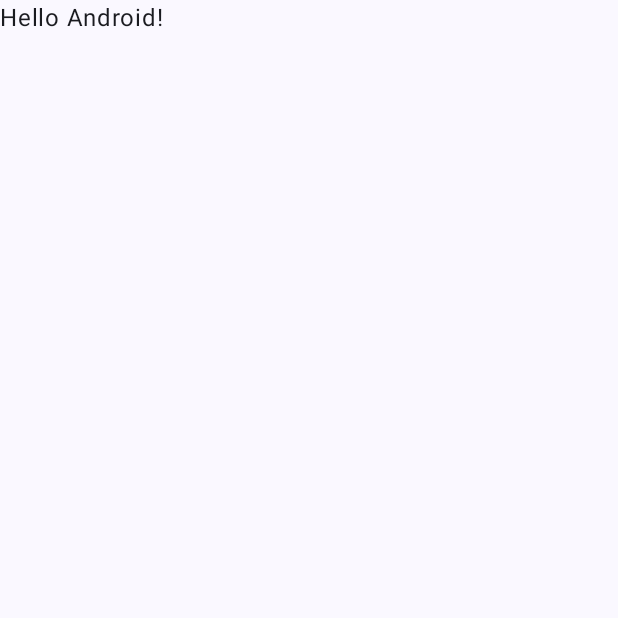
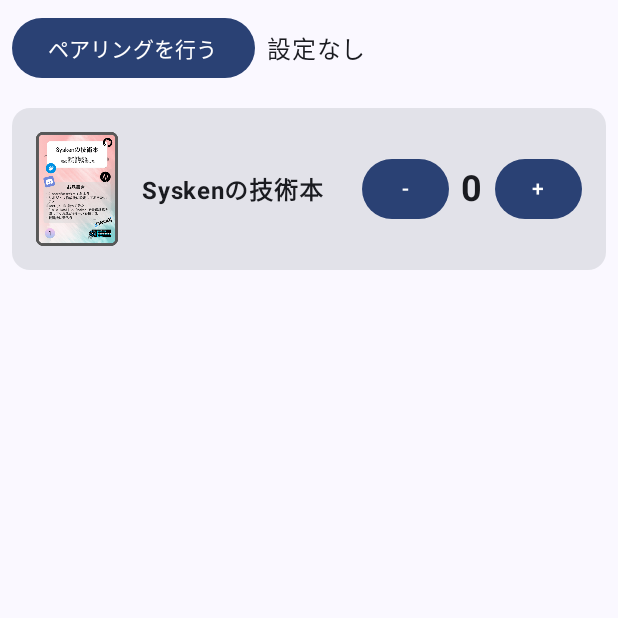
Before and after one commit to harutiro/DownloadCardPrint, an Android app built with Jetpack Compose: the screen it shows after launch (MainActivity), on a phone screen of 412 x 824 dp, the top half of it. Before the commit the part shown is almost empty. Run offline under Robolectric (Android 15) with nearby library versions, the phone set to English and light mode, and no system bars; 1 statement that could not run was skipped.

Commit message:
update: とりあえずプリントしてカウントはできる

```diff
--- a/app/build.gradle.kts
+++ b/app/build.gradle.kts
@@ -66,4 +66,6 @@ dependencies {
     androidTestImplementation(libs.androidx.ui.test.junit4)
     debugImplementation(libs.androidx.ui.tooling)
     debugImplementation(libs.androidx.ui.test.manifest)
+    implementation(files("libs/androidprintsdk.jar"))
+    implementation(libs.zxing.android.embedded)
 }
--- a/app/src/main/AndroidManifest.xml
+++ b/app/src/main/AndroidManifest.xml
@@ -1,6 +1,12 @@
 <?xml version="1.0" encoding="utf-8"?>
 <manifest xmlns:android="http://schemas.android.com/apk/res/android"
     xmlns:tools="http://schemas.android.com/tools">
+
+    <uses-permission android:name="android.permission.BLUETOOTH_CONNECT" />
+    <uses-permission android:name="android.permission.BLUETOOTH" />
+    <uses-permission android:name="android.permission.BLUETOOTH_SCAN" />
+    <uses-permission android:name="android.permission.BLUETOOTH_ADMIN" />
+    <uses-permission android:name="android.permission.ACCESS_COARSE_LOCATION" />
 
     <application
         android:allowBackup="true"
--- a/app/src/main/java/net/harutiro/downloadcardprint/MainActivity.kt
+++ b/app/src/main/java/net/harutiro/downloadcardprint/MainActivity.kt
@@ -11,37 +11,17 @@ import androidx.compose.material3.Text
 import androidx.compose.runtime.Composable
 import androidx.compose.ui.Modifier
 import androidx.compose.ui.tooling.preview.Preview
+import net.harutiro.downloadcardprint.core.presenter.HomePage
 import net.harutiro.downloadcardprint.ui.theme.DownloadCardPrintTheme
 
 class MainActivity : ComponentActivity() {
     override fun onCreate(savedInstanceState: Bundle?) {
         super.onCreate(savedInstanceState)
-        enableEdgeToEdge()
+//        enableEdgeToEdge()
         setContent {
             DownloadCardPrintTheme {
-                Scaffold(modifier = Modifier.fillMaxSize()) { innerPadding ->
-                    Greeting(
-                        name = "Android",
-                        modifier = Modifier.padding(innerPadding)
-                    )
-                }
+                HomePage()
             }
         }
     }
 }
-
-@Composable
-fun Greeting(name: String, modifier: Modifier = Modifier) {
-    Text(
-        text = "Hello $name!",
-        modifier = modifier
-    )
-}
-
-@Preview(showBackground = true)
-@Composable
-fun GreetingPreview() {
-    DownloadCardPrintTheme {
-        Greeting("Android")
-    }
-}
--- /dev/null
+++ b/app/src/main/java/net/harutiro/downloadcardprint/core/entity/DownloadCard.kt
@@ -0,0 +1,21 @@
+package net.harutiro.downloadcardprint.core.entity
+
+import net.harutiro.downloadcardprint.R
+
+data class DownloadCard(
+    val title : String,
+    val thumbnail: Int,
+    val password: String,
+    val downloadUrl: String,
+    val circle: String,
+)
+
+val DOWNLOAD_CARDS = listOf(
+    DownloadCard(
+        title = "Syskenの技術本",
+        thumbnail = R.drawable.sysken_book,
+        password = "kadai^yaritakunai#sysken",
+        downloadUrl = "https://booth.pm/ja/items/5235288",
+        circle = "システム工学研究会",
+    ),
+)
--- /dev/null
+++ b/app/src/main/java/net/harutiro/downloadcardprint/core/presenter/Components/DownloadCardCell.kt
@@ -0,0 +1,119 @@
+package net.harutiro.downloadcardprint.core.presenter.Components
+
+import androidx.compose.foundation.Image
+import androidx.compose.foundation.layout.Arrangement
+import androidx.compose.foundation.layout.Row
+import androidx.compose.foundation.layout.fillMaxWidth
+import androidx.compose.foundation.layout.height
+import androidx.compose.foundation.layout.padding
+import androidx.compose.material3.Button
+import androidx.compose.material3.Card
+import androidx.compose.material3.Text
+import androidx.compose.runtime.Composable
+import androidx.compose.runtime.getValue
+import androidx.compose.runtime.mutableIntStateOf
+import androidx.compose.runtime.remember
+import androidx.compose.runtime.setValue
+import androidx.compose.ui.Alignment
+import androidx.compose.ui.Modifier
+import androidx.compose.ui.res.painterResource
+import androidx.compose.ui.text.font.FontWeight
+import androidx.compose.ui.tooling.preview.Preview
+import androidx.compose.ui.unit.dp
+import androidx.compose.ui.unit.sp
+import net.harutiro.downloadcardprint.R
+import net.harutiro.downloadcardprint.core.entity.DownloadCard
+
+@Composable
+fun DownloadCardCell(
+    downloadCard: DownloadCard,
+    onCountUpButton: () -> Unit = {},
+){
+
+    var counter by remember { mutableIntStateOf(0) }
+
+    Card(
+        modifier = Modifier
+            .fillMaxWidth()
+    ){
+        Row(
+            modifier = Modifier
+                .padding(16.dp),
+            horizontalArrangement = Arrangement.Center,
+            verticalAlignment = Alignment.CenterVertically  // 垂直方向に中央揃え
+        ){
+            Image(
+                painter = painterResource(downloadCard.thumbnail),
+                contentDescription = downloadCard.title,
+                modifier = Modifier
+                    .height(76.dp)
+            )
+            Text(
+                modifier = Modifier
+                    .weight(1f)
+                    .padding(start = 16.dp),
+                text = downloadCard.title,
+                fontSize = 16.sp,
+                fontWeight = FontWeight.Bold,
+                overflow = androidx.compose.ui.text.style.TextOverflow.Ellipsis  // 長い場合に省略記号を表示
+            )
+
+            Counter(
+                count = counter,
+                countUp = {
+                    counter++
+                    onCountUpButton()
+                },
+                countDown = {
+                    counter--
+                }
+            )
+        }
+    }
+}
+
+@Composable
+fun Counter(
+    count: Int,
+    countUp: () -> Unit = {},
+    countDown: () -> Unit = {}
+){
+    Row(
+        verticalAlignment = Alignment.CenterVertically,  // 垂直方向に中央揃え
+        horizontalArrangement = Arrangement.spacedBy(8.dp)
+    ){
+        Button(
+            onClick = {
+                countDown()
+            }
+        ) {
+            Text("-")
+        }
+        Text(
+            text = count.toString(),
+            fontSize = 24.sp,
+            fontWeight = FontWeight.Bold
+        )
+        Button(
+            onClick = {
+                countUp()
+            }
+        ) {
+            Text("+")
+        }
+    }
+}
+
+@Preview
+@Composable
+fun DownloadCardCellPreview(){
+    DownloadCardCell(
+        downloadCard = DownloadCard(
+            title = "Syskenの技術本Syskenの技術本Syskenの技術本Syskenの技術本",
+            thumbnail = R.drawable.sysken_book,
+            password = "test_password",
+            downloadUrl = "https://booth.pm/ja/items/5235288",
+            circle = "システム工学研究会",
+        )
+    )
+}
--- /dev/null
+++ b/app/src/main/java/net/harutiro/downloadcardprint/core/presenter/HomePage.kt
@@ -0,0 +1,137 @@
+package net.harutiro.downloadcardprint.core.presenter
+
+import android.annotation.SuppressLint
+import android.util.Log
+import androidx.compose.foundation.layout.Arrangement
+import androidx.compose.foundation.layout.Column
+import androidx.compose.foundation.layout.Row
+import androidx.compose.foundation.layout.fillMaxSize
+import androidx.compose.foundation.layout.padding
+import androidx.compose.foundation.lazy.LazyColumn
+import androidx.compose.foundation.lazy.items
+import androidx.compose.material.icons.Icons
+import androidx.compose.material.icons.filled.Info
+import androidx.compose.material3.Button
+import androidx.compose.material3.Scaffold
+import androidx.compose.material3.Text
+import androidx.compose.runtime.Composable
+import androidx.compose.runtime.mutableStateOf
+import androidx.compose.runtime.remember
+import androidx.compose.ui.Alignment
+import androidx.compose.ui.Modifier
+import androidx.compose.ui.platform.LocalContext
+import androidx.compose.ui.tooling.preview.Preview
+import androidx.compose.ui.unit.dp
+import net.harutiro.downloadcardprint.core.entity.DOWNLOAD_CARDS
+import net.harutiro.downloadcardprint.core.presenter.Components.AlertDialogExample
+import net.harutiro.downloadcardprint.core.presenter.Components.DownloadCardCell
+import net.harutiro.downloadcardprint.core.presenter.Components.PairingListDialog
+
+@SuppressLint("MissingPermission")
+@Composable
+fun HomePage(
+    homepageViewmodel : HomePageViewModel = HomePageViewModel()
+){
+
+    val openAlertDialog = remember { mutableStateOf(false) }
+    val openBluetoothDeviceDialog = remember { mutableStateOf(false) }
+
+    val context = LocalContext.current
+    homepageViewmodel.setup(context)
+
+    Scaffold(
+        modifier = Modifier
+            .fillMaxSize()
+    ) { innerPadding ->
+        Column {
+            PairingSetting(
+                onPairing = {
+                    if(homepageViewmodel.printerDevice.value != null){
+                        homepageViewmodel.disconnectPrinter()
+                        homepageViewmodel.printerDevice.value = null
+                    }else{
+                        openBluetoothDeviceDialog.value = true
+                    }
+
+                },
+                settingDeviceName = homepageViewmodel.printerDevice.value?.name ?: "設定なし",
+                isPairing = homepageViewmodel.printerDevice.value != null,
+            )
+            LazyColumn(
+                verticalArrangement = Arrangement.spacedBy(16.dp),
+                modifier = Modifier
+                    .padding(innerPadding)
+                    .padding(8.dp)
+            ) {
+                items(DOWNLOAD_CARDS) { section ->
+                    DownloadCardCell(
+                        downloadCard = section,
+                        onCountUpButton = {
+                            openAlertDialog.value = true
+                            homepageViewmodel.printData = section
+                        }
+                    )
+                }
+            }
+        }
+
+
+        when {
+            openAlertDialog.value -> {
+                AlertDialogExample(
+                    onDismissRequest = { openAlertDialog.value = false },
+                    onConfirmation = {
+                        openAlertDialog.value = false
+                        homepageViewmodel.printDownloadCard(homepageViewmodel.printData ?: return@AlertDialogExample)
+                        Log.d("HomePage","ダウンロードカードをプリントします") // Add logic here to handle confirmation.
+                    },
+                    dialogTitle = "ダウンロードカードをプリントしますか？",
+                    dialogText = "数を増やすためだけで、プリントしない場合はプリントしないを押してください。",
+                    icon = Icons.Default.Info
+                )
+            }
+            openBluetoothDeviceDialog.value -> {
+                PairingListDialog(
+                    bluetoothDeviceList = homepageViewmodel.getParingDeviceList(),
+                    onSelectedDevice = {
+                        openBluetoothDeviceDialog.value = false
+                        homepageViewmodel.printerDevice.value = it
+                        homepageViewmodel.connectPrinter()
+                        Log.d("HomePage","ペアリングしたデバイス: ${it.name}")
+                    },
+                    onDismissRequest = {
+                        openBluetoothDeviceDialog.value = false
+                    }
+                )
+            }
+        }
+    }
+}
+
+@Composable
+fun PairingSetting(
+    isPairing: Boolean,
+    onPairing: () -> Unit = {},
+    settingDeviceName: String = "設定なし",
+){
+    Row(
+        verticalAlignment = Alignment.CenterVertically,
+        modifier = Modifier
+            .padding(8.dp)
+    ){
+        Button(onClick = onPairing) {
+            Text(if(isPairing){"ペアリング解除"}else{"ペアリングを行う"} )
+        }
+        Text(
+            text = settingDeviceName,
+            modifier = Modifier
+                .padding(start = 8.dp)
+        )
+    }
+}
+
+@Preview
+@Composable
+fun HomePagePreview(){
+    HomePage()
+}
--- a/gradle/libs.versions.toml
+++ b/gradle/libs.versions.toml
@@ -8,6 +8,8 @@ espressoCore = "3.6.1"
 lifecycleRuntimeKtx = "2.8.4"
 activityCompose = "1.9.1"
 composeBom = "2024.04.01"
+zxingAndroidEmbedded = "4.3.0"
+
 
 [libraries]
 androidx-core-ktx = { group = "androidx.core", name = "core-ktx", version.ref = "coreKtx" }
@@ -24,6 +26,8 @@ androidx-ui-tooling-preview = { group = "androidx.compose.ui", name = "ui-toolin
 androidx-ui-test-manifest = { group = "androidx.compose.ui", name = "ui-test-manifest" }
 androidx-ui-test-junit4 = { group = "androidx.compose.ui", name = "ui-test-junit4" }
 androidx-material3 = { group = "androidx.compose.material3", name = "material3" }
+zxing-android-embedded = { module = "com.journeyapps:zxing-android-embedded", version.ref = "zxingAndroidEmbedded" }
+
 
 [plugins]
 android-application = { id = "com.android.application", version.ref = "agp" }
```
Also changed, not shown: app/src/main/java/net/harutiro/downloadcardprint/core/presenter/Components/AlertDialog.kt (added, +51 -0 lines), app/src/main/java/net/harutiro/downloadcardprint/core/presenter/Components/PairingListDialog.kt (added, +51 -0 lines), app/src/main/java/net/harutiro/downloadcardprint/core/presenter/HomePageViewModel.kt (added, +37 -0 lines), app/src/main/java/net/harutiro/downloadcardprint/features/printer/Repository/PrinterRepository.kt (added, +212 -0 lines), app/src/main/java/net/harutiro/downloadcardprint/features/printer/utils/PrintUtils.kt (added, +40 -0 lines), app/libs/androidprintsdk.jar (added), app/src/main/res/drawable-xhdpi/arp_book.png (added), app/src/main/res/drawable-xhdpi/design_book.png (added), app/src/main/res/drawable-xhdpi/esa_book.png (added), app/src/main/res/drawable-xhdpi/google_search_book.png (added), app/src/main/res/drawable-xhdpi/hardware_book.png (added), app/src/main/res/drawable-xhdpi/proxmox_book.png (added), app/src/main/res/drawable-xhdpi/sysken_book.png (added).
